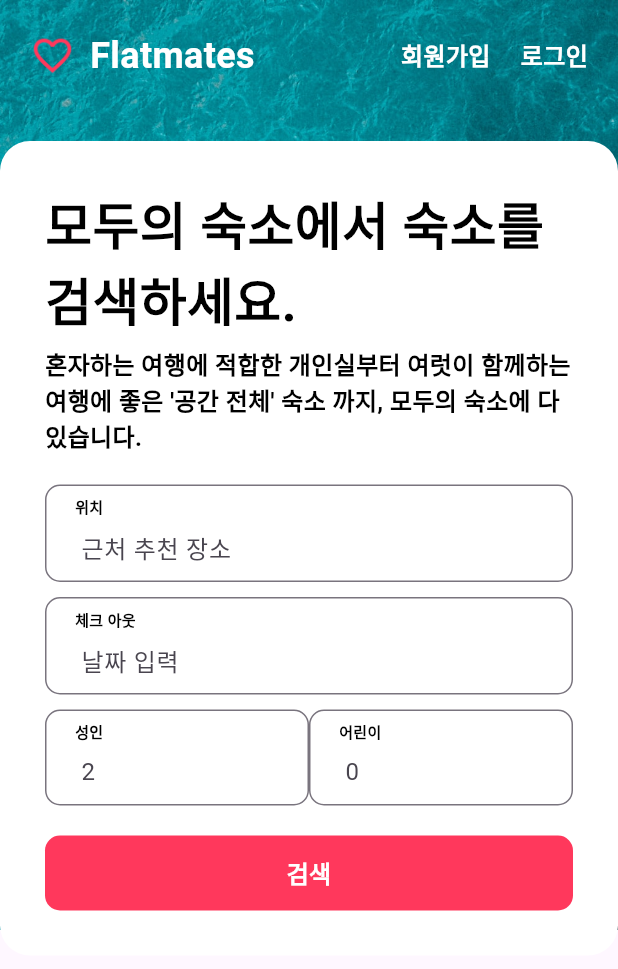
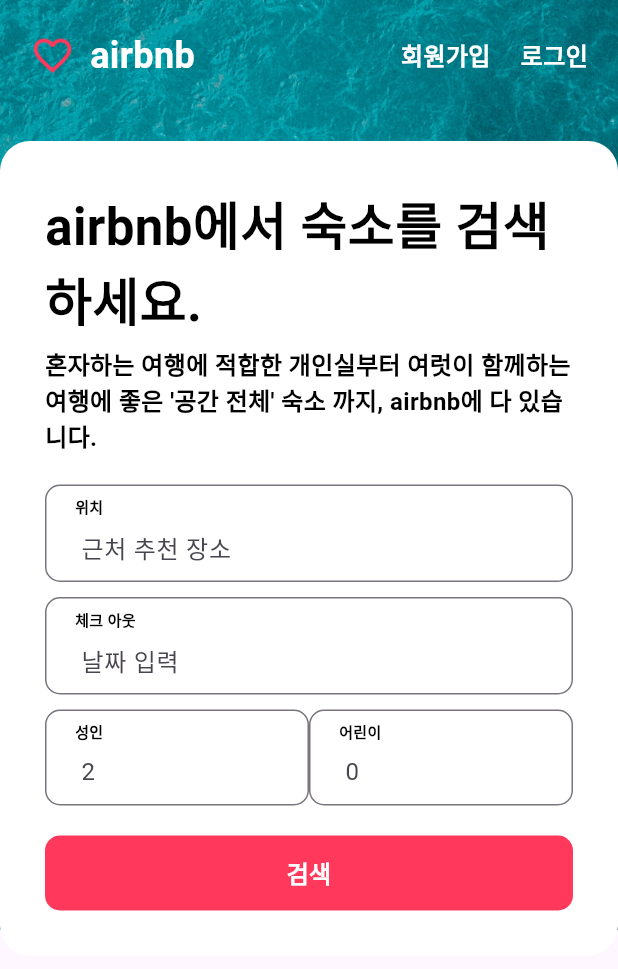
Before and after one commit to 9oj0e/flutter_airbnb, a Flutter app: the screen it shows after launch, on a phone screen of 412 x 824 dp. Shown: the top 969 px of the screen. Run offline on Flutter 3.47's test engine with Material 3 defaults, Android fonts, the phone set to English and light mode, and no system bars.

Commit message:
reset: logo,title

```diff
--- a/lib/components/home/home_header_appbar.dart
+++ b/lib/components/home/home_header_appbar.dart
@@ -26,7 +26,7 @@ class HomeHeaderAppBar extends StatelessWidget {
         Image.asset("assets/logo.png",
             width: 30, height: 30, color: kAccentColor),
         SizedBox(width: gap_s),
-        Text("Flatmates", style: h5(mColor: Colors.white)),
+        Text("airbnb", style: h5(mColor: Colors.white)),
       ],
     );
   }
--- a/lib/components/home/home_header_form.dart
+++ b/lib/components/home/home_header_form.dart
@@ -45,12 +45,12 @@ class HomeHeaderForm extends StatelessWidget {
     return Column(
       children: [
         Text(
-          "모두의 숙소에서 숙소를 검색하세요.",
+          "airbnb에서 숙소를 검색하세요.",
           style: h4(),
         ),
         SizedBox(height: gap_xs),
         Text(
-          "혼자하는 여행에 적합한 개인실부터 여럿이 함께하는 여행에 좋은 '공간 전체' 숙소 까지, 모두의 숙소에 다 있습니다.",
+          "혼자하는 여행에 적합한 개인실부터 여럿이 함께하는 여행에 좋은 '공간 전체' 숙소 까지, airbnb에 다 있습니다.",
           style: body1(),
         ),
         SizedBox(height: gap_m),
```
